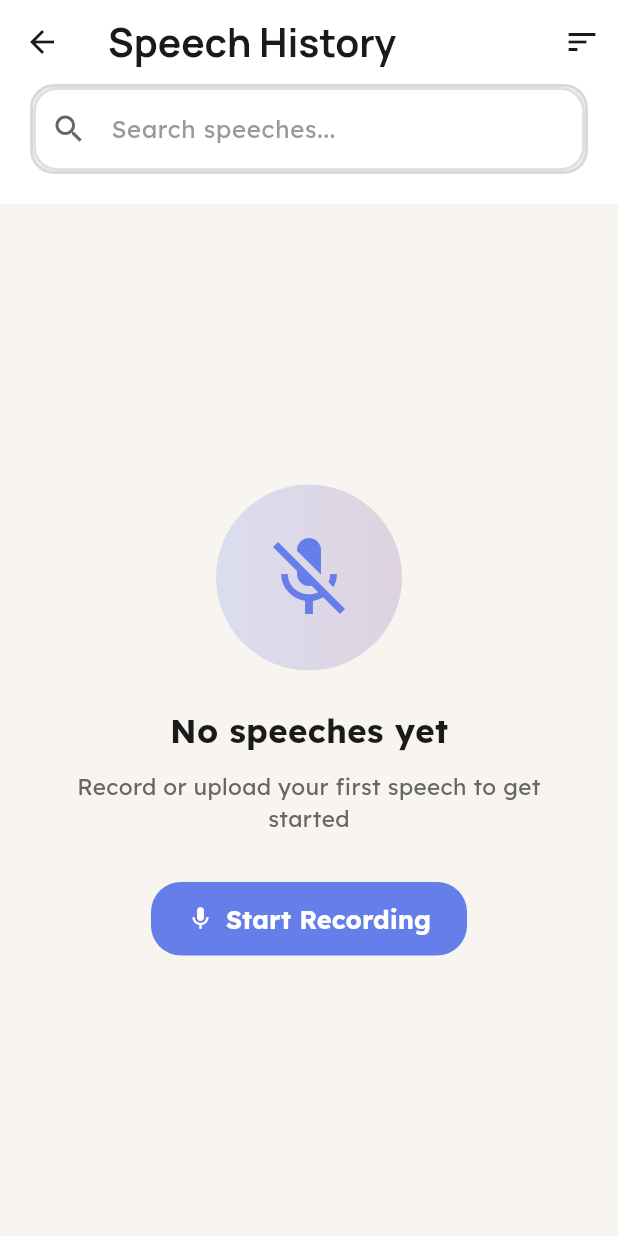
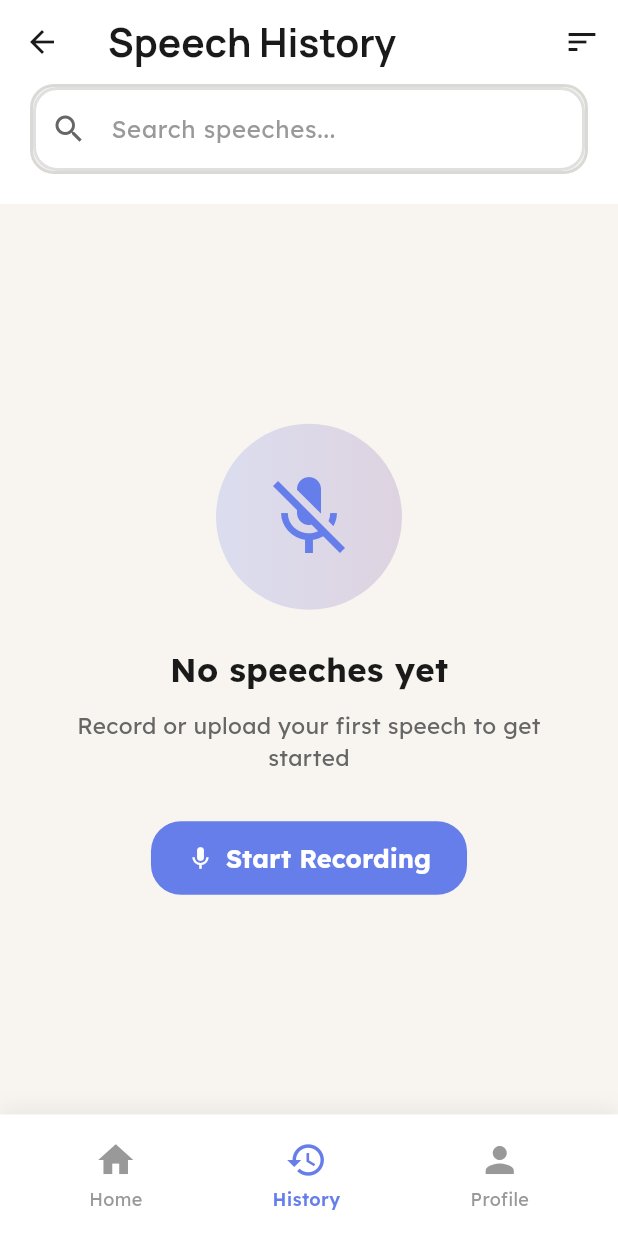
Before and after one commit to Yehan32/SpeakSharp, a Flutter app: the HistoryScreen screen opened by its route, on a phone screen of 412 x 824 dp. Run offline on Flutter 3.47's test engine with Material 3 defaults, Android fonts, the phone set to English and light mode, and no system bars; our stand-ins replace audioplayers, cloud_firestore, file_picker, firebase_auth, firebase_core, fl_chart and 7 more; missing offline and left inert: record; accounts and stored records are empty; network calls fail.

Commit message:
update nav

```diff
--- a/frontend/lib/screens/history/history_screen.dart
+++ b/frontend/lib/screens/history/history_screen.dart
@@ -2,6 +2,8 @@ import 'package:flutter/material.dart';
 import 'package:firebase_auth/firebase_auth.dart';
 import 'package:Speak_Sharp/utils/app_theme.dart';
 import 'package:Speak_Sharp/services/api_service.dart';
+import 'package:Speak_Sharp/widgets/main_bottom_nav.dart';
+import 'package:Speak_Sharp/widgets/main_bottom_nav.dart';
 
 class HistoryScreen extends StatefulWidget {
   const HistoryScreen({super.key});
@@ -283,6 +285,7 @@ class _HistoryScreenState extends State<HistoryScreen> {
           ),
         ],
       ),
+      bottomNavigationBar: const MainBottomNav(currentIndex: 1),
       body: Column(
         children: [
           // Search Bar
--- a/frontend/lib/screens/home/home_screen.dart
+++ b/frontend/lib/screens/home/home_screen.dart
@@ -2,6 +2,7 @@ import 'package:flutter/material.dart';
 import 'package:firebase_auth/firebase_auth.dart';
 import 'package:Speak_Sharp/utils/app_theme.dart';
 import 'package:Speak_Sharp/services/api_service.dart';
+import 'package:Speak_Sharp/widgets/main_bottom_nav.dart';
 
 class HomeScreen extends StatefulWidget {
   const HomeScreen({super.key});
@@ -234,7 +235,7 @@ class _HomeScreenState extends State<HomeScreen> {
           ),
         ),
       ),
-      bottomNavigationBar: _buildBottomNav(),
+      bottomNavigationBar: const MainBottomNav(currentIndex: 0),
     );
   }
 
--- a/frontend/lib/screens/profile/profile_screen.dart
+++ b/frontend/lib/screens/profile/profile_screen.dart
@@ -2,6 +2,7 @@ import 'package:flutter/material.dart';
 import 'package:firebase_auth/firebase_auth.dart';
 import 'package:Speak_Sharp/utils/app_theme.dart';
 import 'package:Speak_Sharp/services/api_service.dart';
+import 'package:Speak_Sharp/widgets/main_bottom_nav.dart';
 
 class ProfileScreen extends StatefulWidget {
   const ProfileScreen({super.key});
@@ -48,6 +49,7 @@ class _ProfileScreenState extends State<ProfileScreen> {
 
     return Scaffold(
       backgroundColor: AppTheme.backgroundColor,
+      bottomNavigationBar: const MainBottomNav(currentIndex: 2),
       body: SingleChildScrollView(
         child: Column(
           children: [
--- /dev/null
+++ b/frontend/lib/widgets/main_bottom_nav.dart
@@ -0,0 +1,100 @@
+import 'package:flutter/material.dart';
+import 'package:Speak_Sharp/utils/app_theme.dart';
+
+/// Shared bottom navigation bar used by Home, History, and Profile screens.
+/// Pass the index of the current screen: 0=Home, 1=History, 2=Profile
+class MainBottomNav extends StatelessWidget {
+  final int currentIndex;
+
+  const MainBottomNav({super.key, required this.currentIndex});
+
+  @override
+  Widget build(BuildContext context) {
+    return Container(
+      decoration: BoxDecoration(
+        color: AppTheme.cardColor,
+        boxShadow: [
+          BoxShadow(
+            color: Colors.black.withOpacity(0.05),
+            blurRadius: 10,
+            offset: const Offset(0, -5),
+          ),
+        ],
+      ),
+      child: SafeArea(
+        child: Padding(
+          padding: const EdgeInsets.symmetric(horizontal: 16, vertical: 8),
+          child: Row(
+            mainAxisAlignment: MainAxisAlignment.spaceAround,
+            children: [
+              _buildNavItem(
+                context,
+                icon: Icons.home,
+                label: 'Home',
+                index: 0,
+                route: '/home',
+              ),
+              _buildNavItem(
+                context,
+                icon: Icons.history,
+                label: 'History',
+                index: 1,
+                route: '/history',
+              ),
+              _buildNavItem(
+                context,
+                icon: Icons.person,
+                label: 'Profile',
+                index: 2,
+                route: '/profile',
+              ),
+            ],
+          ),
+        ),
+      ),
+    );
+  }
+
+  Widget _buildNavItem(
+      BuildContext context, {
+        required IconData icon,
+        required String label,
+        required int index,
+        required String route,
+      }) {
+    final isActive = currentIndex == index;
+
+    return InkWell(
+      onTap: () {
+        if (!isActive) {
+          // Use pushReplacementNamed so back button doesn't stack screens
+          Navigator.pushReplacementNamed(context, route);
+        }
+      },
+      borderRadius: BorderRadius.circular(12),
+      child: Container(
+        padding: const EdgeInsets.symmetric(horizontal: 20, vertical: 8),
+        child: Column(
+          mainAxisSize: MainAxisSize.min,
+          children: [
+            Icon(
+              icon,
+              color: isActive ? AppTheme.accentColor : AppTheme.textTertiary,
+              size: 28,
+            ),
+            const SizedBox(height: 4),
+            Text(
+              label,
+              style: TextStyle(
+                color: isActive ? AppTheme.accentColor : AppTheme.textTertiary,
+                fontSize: 12,
+                fontWeight:
+                isActive ? FontWeight.w600 : FontWeight.normal,
+              ),
+            ),
+          ],
+        ),
+      ),
+    );
+  }
+}
```
